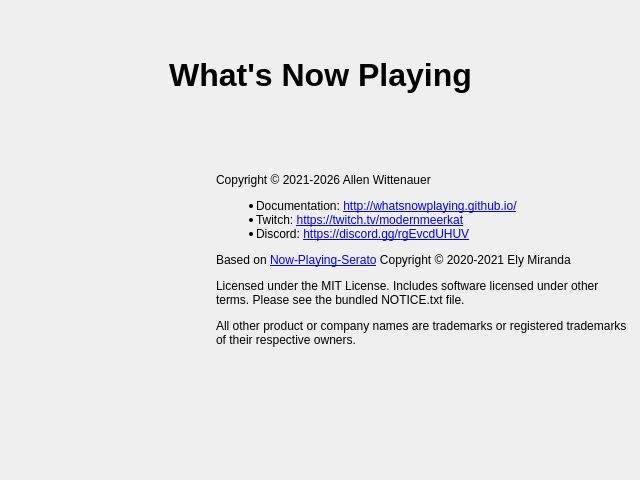
Qt form nowplaying/resources/ui/about.ui (whatsnowplaying/whats-now-playing) before a commit.
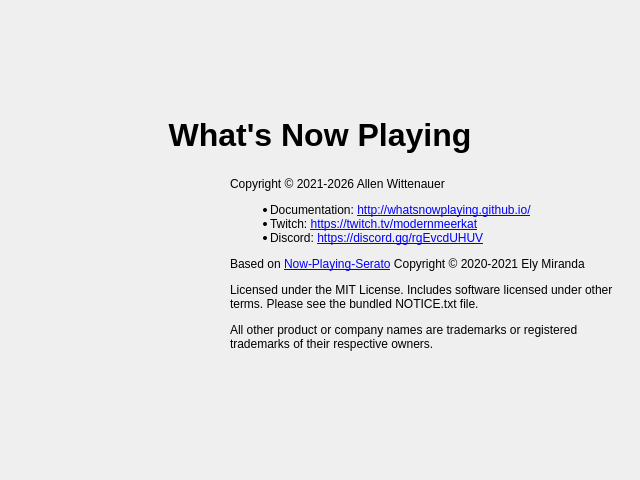
The same form after that commit. Icons and pictures are not drawn.

```diff
--- a/nowplaying/resources/ui/about.ui
+++ b/nowplaying/resources/ui/about.ui
@@ -17,16 +17,44 @@
    <iconset resource="settings.qrc">
     <normaloff>:/resources/wnp_logo.svg</normaloff>:/resources/wnp_logo.svg</iconset>
   </property>
-  <widget class="QWidget" name="horizontalLayoutWidget">
-   <property name="geometry">
-    <rect>
-     <x>10</x>
-     <y>120</y>
-     <width>621</width>
-     <height>281</height>
-    </rect>
+  <layout class="QVBoxLayout" name="main_layout">
+   <property name="margin">
+    <number>10</number>
    </property>
-   <layout class="QHBoxLayout" name="horizontalLayout">
+   <property name="spacing">
+    <number>10</number>
+   </property>
+   <item>
+    <spacer>
+     <property name="orientation">
+      <enum>Qt::Vertical</enum>
+     </property>
+     <property name="sizeHint" stdset="0">
+      <size>
+       <width>20</width>
+       <height>40</height>
+      </size>
+     </property>
+    </spacer>
+   </item>
+   <item>
+    <widget class="QLabel" name="program_label">
+     <property name="font">
+      <font>
+       <pointsize>24</pointsize>
+       <bold>true</bold>
+      </font>
+     </property>
+     <property name="text">
+      <string>&lt;html&gt;&lt;head/&gt;&lt;body&gt;&lt;p align=&quot;center&quot;&gt;What's Now Playing&lt;/p&gt;&lt;/body&gt;&lt;/html&gt;</string>
+     </property>
+    </widget>
+   </item>
+   <item>
+    <layout class="QHBoxLayout" name="content_layout">
+     <property name="spacing">
+      <number>20</number>
+     </property>
     <item>
      <widget class="QLabel" name="image_label">
       <property name="minimumSize">
@@ -72,29 +100,21 @@
      </widget>
     </item>
    </layout>
-  </widget>
-  <widget class="QLabel" name="program_label">
-   <property name="geometry">
-    <rect>
-     <x>10</x>
-     <y>30</y>
-     <width>621</width>
-     <height>91</height>
-    </rect>
-   </property>
-   <property name="font">
-    <font>
-     <pointsize>24</pointsize>
-     <bold>true</bold>
-    </font>
-   </property>
-   <property name="text">
-    <string>&lt;html&gt;&lt;head/&gt;&lt;body&gt;&lt;p align=&quot;center&quot;&gt;What's Now Playing&lt;/p&gt;&lt;/body&gt;&lt;/html&gt;</string>
-   </property>
-  </widget>
-  <zorder>verticalLayoutWidget</zorder>
-  <zorder>horizontalLayoutWidget</zorder>
-  <zorder>program_label</zorder>
+   </item>
+   <item>
+    <spacer>
+     <property name="orientation">
+      <enum>Qt::Vertical</enum>
+     </property>
+     <property name="sizeHint" stdset="0">
+      <size>
+       <width>20</width>
+       <height>40</height>
+      </size>
+     </property>
+    </spacer>
+   </item>
+  </layout>
  </widget>
  <resources>
   <include location="settings.qrc"/>
```
Lines whose indentation alone changed are shown as unchanged.
